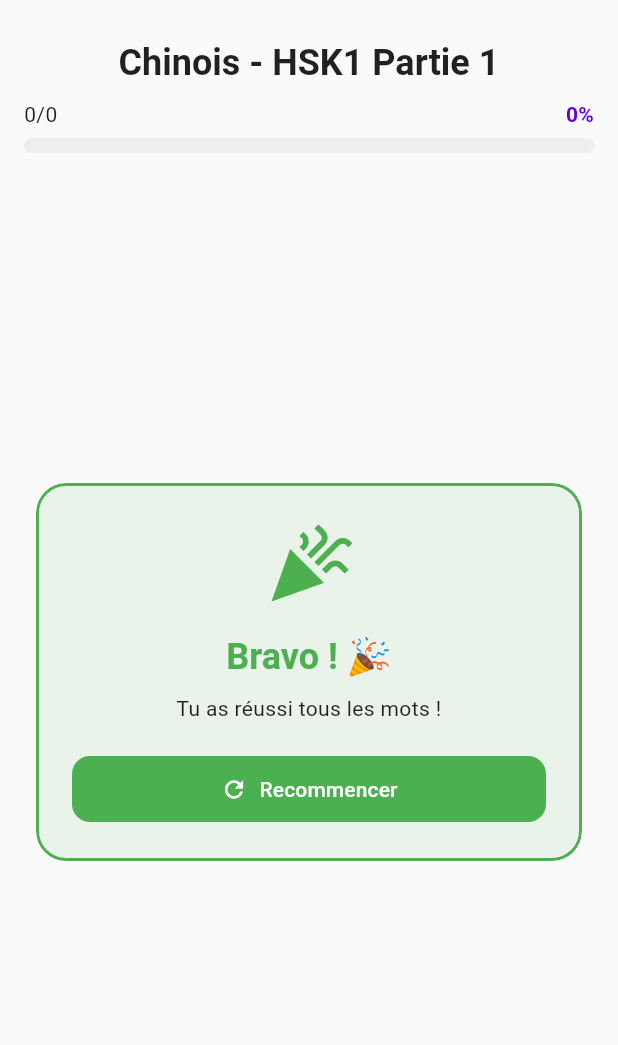
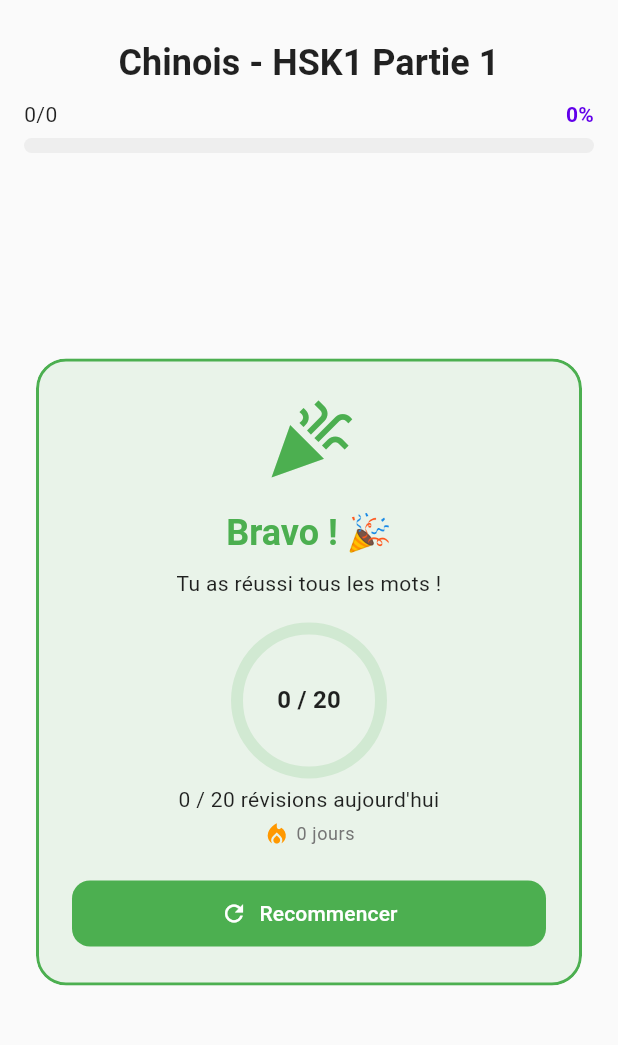
Before and after one commit to Pouple-Tim/Language-Learning-App, a Flutter app: the GameScreen screen opened directly, on a phone screen of 412 x 824 dp, the part 63-1108 px from its top. Run offline on Flutter 3.47's test engine with Material 3 defaults, Android fonts, the phone set to English and light mode, and no system bars; our stand-ins replace flutter_local_notifications, flutter_timezone, flutter_tts, package_info_plus, sentry_flutter, shared_preferences and 2 more; missing offline and left inert: country_flags; accounts and stored records are empty; network calls fail.

Commit message:
feat: show daily-goal ring + streak on the completed card
Co-Authored-By: Claude Sonnet 5 <noreply@anthropic.com>
Claude-Session: https://claude.ai/code/session_01UPmXbmDhRmkt2gTjYgJXYN

```diff
--- a/lib/screens/games/classic_game/widgets/completed_card.dart
+++ b/lib/screens/games/classic_game/widgets/completed_card.dart
@@ -1,6 +1,9 @@
 import 'package:flutter/material.dart';
+import 'package:provider/provider.dart';
 import 'package:language_learning_app/core/theme/app_colors.dart';
 import 'package:language_learning_app/l10n/app_localizations.dart';
+import 'package:language_learning_app/providers/statistics_provider.dart';
+import 'package:language_learning_app/providers/goal_provider.dart';
 
 class CompletedCard extends StatelessWidget {
   final VoidCallback onRestart;
@@ -40,6 +43,8 @@ class CompletedCard extends StatelessWidget {
               textAlign: TextAlign.center,
             ),
             const SizedBox(height: 20),
+            _buildGoalProgress(context),
+            const SizedBox(height: 20),
             SizedBox(
               width: double.infinity,
               child: ElevatedButton.icon(
@@ -59,4 +64,66 @@ class CompletedCard extends StatelessWidget {
       ),
     );
   }
+
+  Widget _buildGoalProgress(BuildContext context) {
+    final l10n = AppLocalizations.of(context)!;
+    final stats = context.watch<StatisticsProvider>();
+    final done = stats.reviewsToday();
+    final streak = stats.getCurrentStreak();
+    final target = context.watch<GoalProvider>().target;
+    final reached = done >= target;
+    final ratio = target == 0 ? 1.0 : (done / target).clamp(0.0, 1.0);
+
+    return Column(
+      children: [
+        SizedBox(
+          height: 96,
+          width: 96,
+          child: Stack(
+            alignment: Alignment.center,
+            children: [
+              SizedBox.expand(
+                child: CircularProgressIndicator(
+                  value: ratio,
+                  strokeWidth: 8,
+                  backgroundColor: AppColors.success.withValues(alpha: 0.15),
+                  valueColor:
+                      const AlwaysStoppedAnimation<Color>(AppColors.success),
+                ),
+              ),
+              Text(
+                '$done / $target',
+                style: Theme.of(context)
+                    .textTheme
+                    .titleMedium
+                    ?.copyWith(fontWeight: FontWeight.bold),
+              ),
+            ],
+          ),
+        ),
+        const SizedBox(height: 8),
+        Text(
+          reached
+              ? l10n.dailyGoalReached
+              : l10n.dailyGoalReviewsToday(done, target),
+          textAlign: TextAlign.center,
+          style: Theme.of(context).textTheme.bodyMedium?.copyWith(
+                fontWeight: reached ? FontWeight.bold : FontWeight.normal,
+                color: reached ? AppColors.success : null,
+              ),
+        ),
+        const SizedBox(height: 4),
+        Row(
+          mainAxisSize: MainAxisSize.min,
+          children: [
+            const Icon(Icons.local_fire_department,
+                color: Colors.orange, size: 18),
+            const SizedBox(width: 4),
+            Text('$streak ${l10n.days}',
+                style: Theme.of(context).textTheme.bodySmall),
+          ],
+        ),
+      ],
+    );
+  }
 }
```
